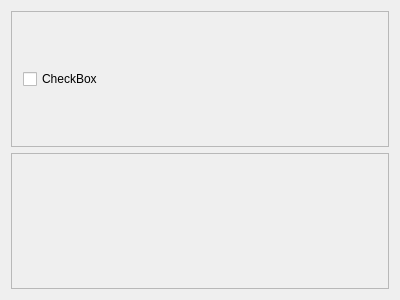
mantidproject/mantid, file Code/Mantid/MantidPlot/src/Mantid/SliceViewer/SliceViewer.ui: the form before one commit.
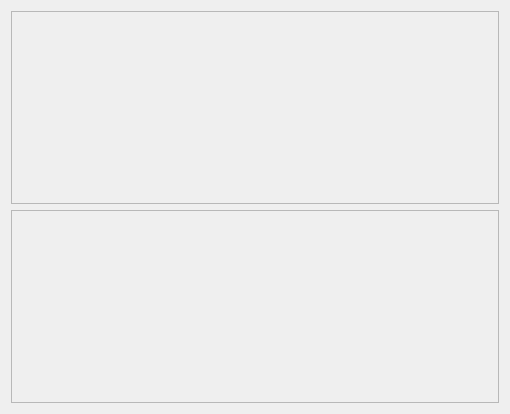
The form after the commit.

Commit message: Refs #3882: Fix RHEL build

Diff of the .ui file:
```diff
--- a/Code/Mantid/MantidPlot/src/Mantid/SliceViewer/SliceViewer.ui
+++ b/Code/Mantid/MantidPlot/src/Mantid/SliceViewer/SliceViewer.ui
@@ -6,8 +6,8 @@
    <rect>
     <x>0</x>
     <y>0</y>
-    <width>400</width>
-    <height>300</height>
+    <width>510</width>
+    <height>414</height>
    </rect>
   </property>
   <property name="windowTitle">
@@ -22,15 +22,7 @@
      <property name="frameShadow">
       <enum>QFrame::Raised</enum>
      </property>
-     <layout class="QVBoxLayout" name="verticalLayout_2">
-      <item>
-       <widget class="QCheckBox" name="checkBox">
-        <property name="text">
-         <string>CheckBox</string>
-        </property>
-       </widget>
-      </item>
-     </layout>
+     <layout class="QVBoxLayout" name="verticalLayout_2"/>
     </widget>
    </item>
    <item>
```
The commit also changes 1 other file.
